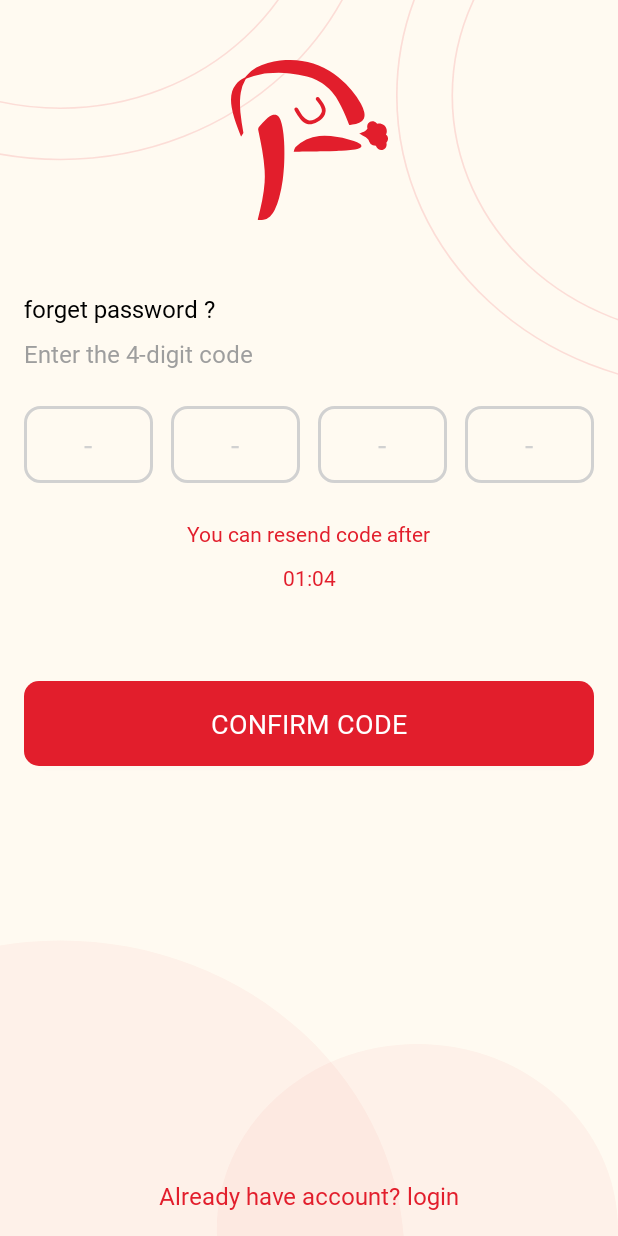
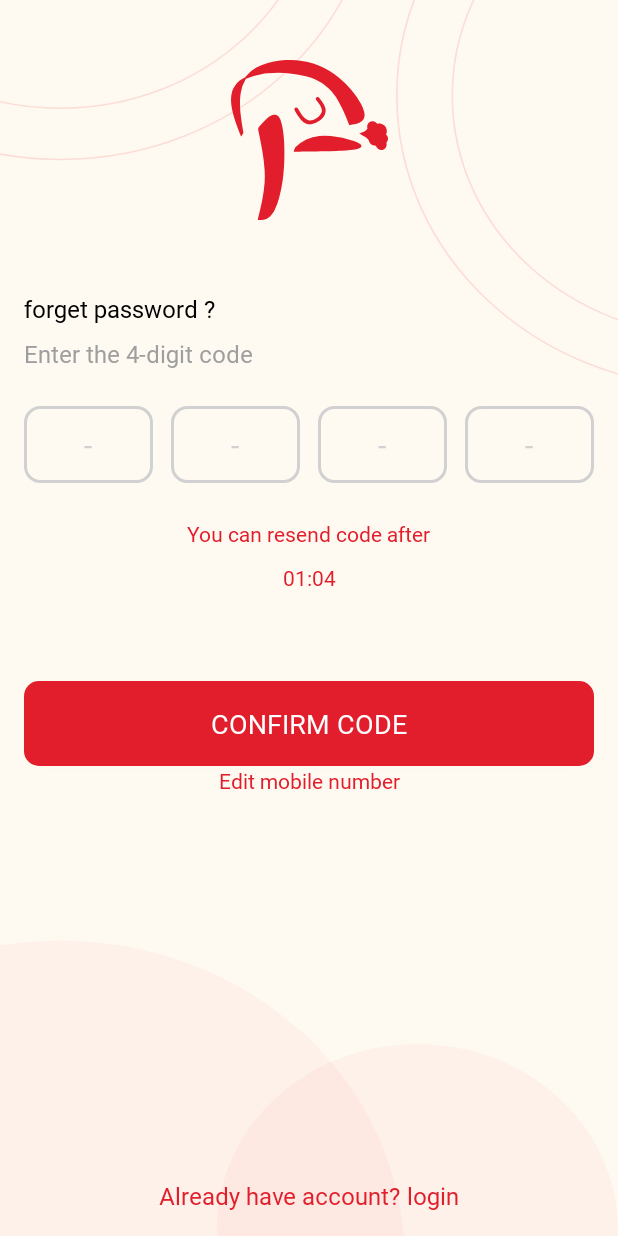
Before and after one commit to shinystaratnight/phew-android, an Android app: the VerificationCodeActivity screen opened directly, with no data from a screen before it, on a phone screen of 412 x 824 dp. Run offline under Robolectric (Android 15) with nearby library versions, the phone set to English and light mode, and no system bars; plain views replace SpinKitView.

Commit message:
Added Edit Mobile Number component

```diff
--- a/app/src/main/java/com/app/phew/ui/signing/forgetPassword/verificationCode/VerificationCodeActivity.kt
+++ b/app/src/main/java/com/app/phew/ui/signing/forgetPassword/verificationCode/VerificationCodeActivity.kt
@@ -14,6 +14,7 @@ import com.app.phew.R
 import com.app.phew.base.ParentActivity
 import com.app.phew.models.BaseResponse
 import com.app.phew.ui.signing.SignIngActivity
+import com.app.phew.ui.signing.forgetPassword.enterMobile.EnterMobileActivity
 import com.app.phew.ui.signing.forgetPassword.resetPassword.ResetPasswordActivity
 import com.app.phew.utils.CommonUtil
 import com.app.phew.utils.SBManager
@@ -73,6 +74,10 @@ class VerificationCodeActivity : ParentActivity(),VerificationCodeContract.View
         }
         tvSignIn.setOnClickListener {
             SignIngActivity.startActivity(this)
+            finishAffinity()
+        }
+        btn_change_number.setOnClickListener {
+            EnterMobileActivity.startActivity(this)
             finishAffinity()
         }
     }
--- a/app/src/main/res/layout/activity_verification_code.xml
+++ b/app/src/main/res/layout/activity_verification_code.xml
@@ -202,6 +202,18 @@
             app:layout_constraintStart_toStartOf="parent"
             app:layout_constraintTop_toBottomOf="@id/btn_send_code_again" />
 
+        <androidx.appcompat.widget.AppCompatTextView
+            android:id="@+id/btn_change_number"
+            android:layout_width="wrap_content"
+            android:layout_height="wrap_content"
+            android:fontFamily="@font/tahomabd"
+            android:text="@string/edit_mobile_number"
+            android:textColor="@color/colorPrimary"
+            android:visibility="visible"
+            app:layout_constraintEnd_toEndOf="parent"
+            app:layout_constraintStart_toStartOf="parent"
+            app:layout_constraintTop_toBottomOf="@+id/btnConfirmCode" />
+
         <androidx.constraintlayout.widget.ConstraintLayout
             android:id="@+id/createNewLayout"
             android:layout_width="wrap_content"
```
Also changed, not shown: 1 other file.
